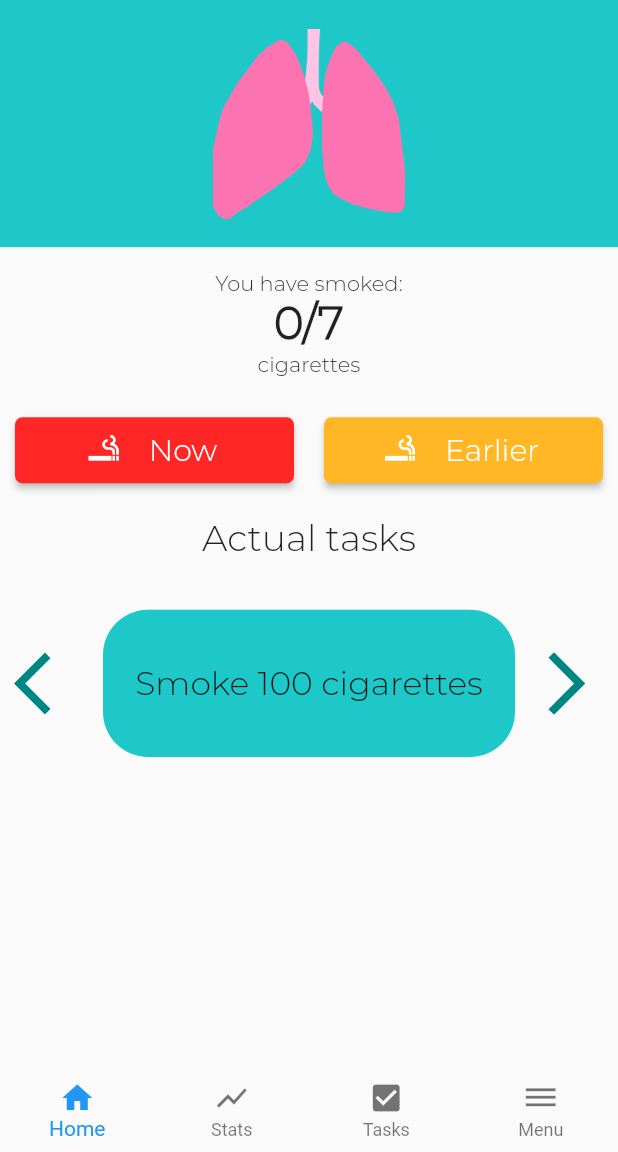
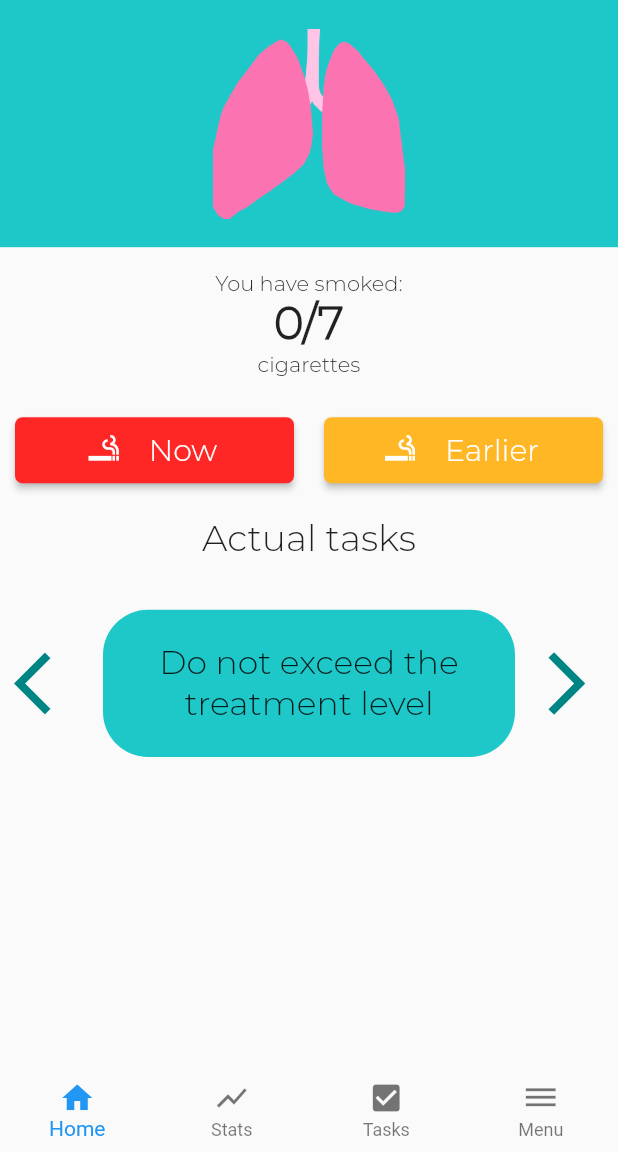
Before and after one commit to agr0chal/Niquit, a Flutter app: the screen it shows after launch, on a phone screen of 412 x 824 dp, the part 84-1236 px from its top. Run offline on Flutter 3.47's test engine with Material 2 defaults, Android fonts, the phone set to English and light mode, and no system bars; our stand-ins replace charts_flutter, rflutter_alert, sqflite; accounts and stored records are empty.

Commit message:
Updated tasks

```diff
--- a/lib/data/Tasks.dart
+++ b/lib/data/Tasks.dart
@@ -1,5 +1,5 @@
   List<String> tasks = [
-    'Smoke 100 cigarettes',
-    'Smoke every 30 minutes',
-    'Smoke 3 cigarettes at once'
+    'Do not exceed the treatment level',
+    'Do not smoke after 8 PM',
+    'Do not smoke between 3 PM and 6 PM'
   ];
```
